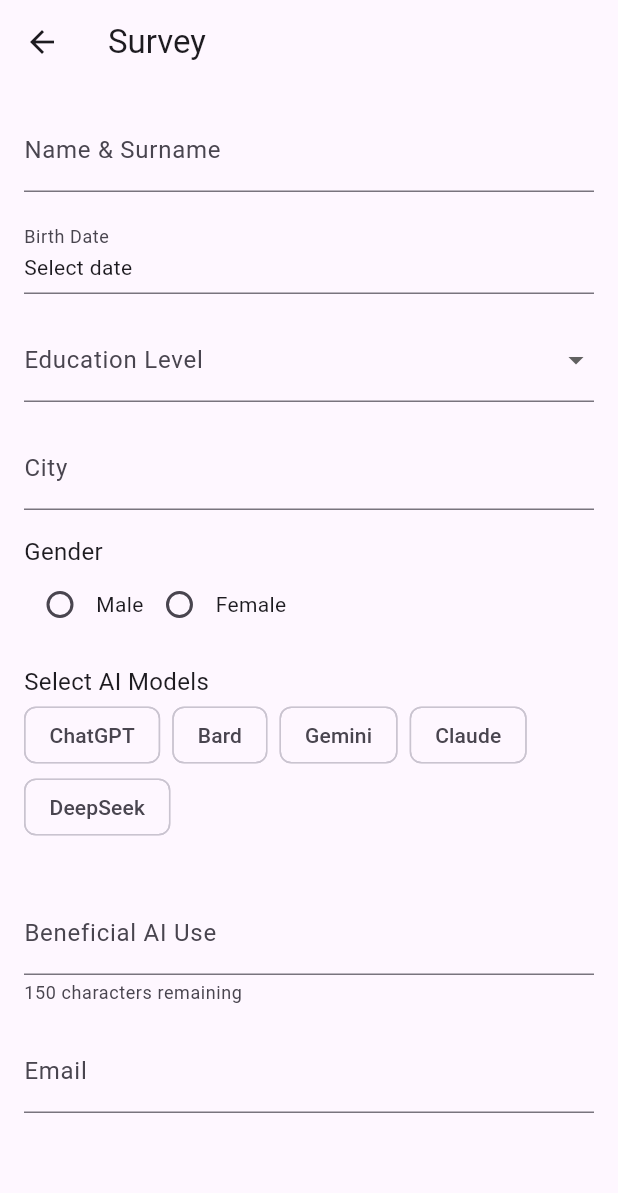
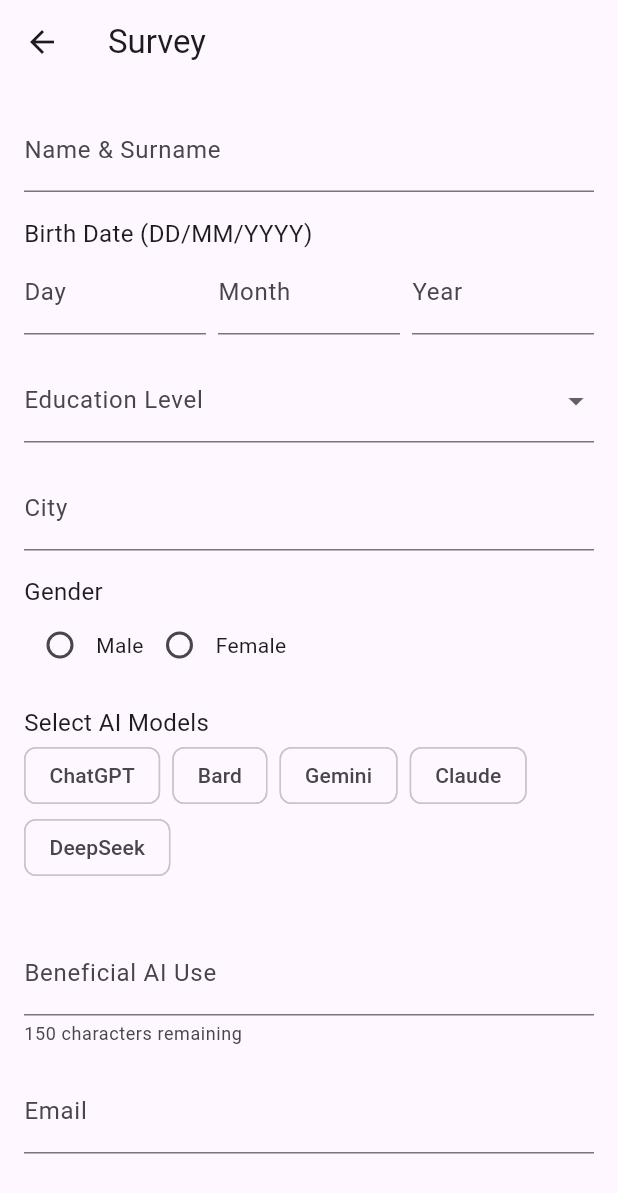
Before and after one commit to itsAmirAhani/CS-458-Project2, a Flutter app: the SurveyPage screen opened by its route, on a phone screen of 412 x 824 dp. Shown: the top 1193 px of the screen. Run offline on Flutter 3.47's test engine with Material 3 defaults, Android fonts, the phone set to English and light mode, and no system bars; our stand-ins replace fluttertoast, google_sign_in.

Commit message:
Survey page changes

```diff
--- a/mobile_app/lib/pages/survey_page.dart
+++ b/mobile_app/lib/pages/survey_page.dart
@@ -21,7 +21,9 @@
   final TextEditingController _beneficialUseController =
       TextEditingController();
   final TextEditingController _emailController = TextEditingController();
-
+  final TextEditingController _dayController = TextEditingController();
+  final TextEditingController _monthController = TextEditingController();
+  final TextEditingController _yearController = TextEditingController();
   final int _beneficialUseMaxLength = 150;
 
   DateTime? _birthDate;
@@ -55,6 +57,21 @@
     _cityController.addListener(_checkFieldsFilled);
     _beneficialUseController.addListener(_checkFieldsFilled);
     _emailController.addListener(_checkFieldsFilled);
+    _dayController.addListener(_validateBirthDateFields);
+    _monthController.addListener(_validateBirthDateFields);
+    _yearController.addListener(_validateBirthDateFields);
+  }
+
+  @override
+  void dispose() {
+    _nameSurnameController.dispose();
+    _cityController.dispose();
+    _beneficialUseController.dispose();
+    _emailController.dispose();
+    _dayController.dispose();
+    _monthController.dispose();
+    _yearController.dispose();
+    super.dispose();
   }
 
   void _checkFieldsFilled() {
@@ -76,40 +93,42 @@
     });
   }
 
-  Future<void> _selectDate(BuildContext context) async {
-    final DateTime? picked = await showDatePicker(
-      context: context,
-      initialDate: DateTime.now().subtract(Duration(days: 365 * 20)),
-      firstDate: DateTime(1900),
-      lastDate: DateTime.now(),
-    );
-    if (picked != null) {
-      final today = DateTime.now();
-      final age =
-          today.year -
-          picked.year -
-          ((today.month < picked.month ||
-                  (today.month == picked.month && today.day < picked.day))
-              ? 1
-              : 0);
+  void _validateBirthDateFields() {
+    int? day = int.tryParse(_dayController.text);
+    int? month = int.tryParse(_monthController.text);
+    int? year = int.tryParse(_yearController.text);
 
-      if (age > 120 || age < 6) {
-        Fluttertoast.showToast(
-          msg:
-              age > 120
-                  ? "Age exceeds valid range (120 years max)."
-                  : "You must be at least 6 years old to participate.",
-          toastLength: Toast.LENGTH_SHORT,
-          gravity: ToastGravity.BOTTOM,
-        );
-        return;
+    DateTime? tempDate;
+    if (day != null && month != null && year != null) {
+      try {
+        tempDate = DateTime(year, month, day);
+        final now = DateTime.now();
+        int age =
+            now.year -
+            tempDate.year -
+            ((now.month < tempDate.month) ||
+                    (now.month == tempDate.month && now.day < tempDate.day)
+                ? 1
+                : 0);
+
+        if (age < 6 ||
+            age > 120 ||
+            day < 1 ||
+            day > 31 ||
+            month < 1 ||
+            month > 12) {
+          tempDate = null;
+        }
+      } catch (_) {
+        tempDate = null;
       }
+    }
 
-      setState(() {
-        _birthDate = picked;
-      });
-      _checkFieldsFilled();
-    }
+    setState(() {
+      _birthDate = tempDate;
+    });
+
+    _checkFieldsFilled();
   }
 
   Future<void> _submitSurvey() async {
@@ -118,7 +137,7 @@
         Fluttertoast.showToast(
           msg:
               _birthDate == null
-                  ? "Please select a birth date"
+                  ? "Please select a valid birth date"
                   : "Please select a gender",
           toastLength: Toast.LENGTH_SHORT,
           gravity: ToastGravity.BOTTOM,
@@ -196,17 +215,57 @@
                   validator: (value) => value!.isEmpty ? "Required" : null,
                 ),
                 SizedBox(height: 16),
-                GestureDetector(
-                  onTap: () => _selectDate(context),
-                  child: InputDecorator(
-                    decoration: InputDecoration(labelText: "Birth Date"),
+                Text("Birth Date (DD/MM/YYYY)", style: TextStyle(fontSize: 16)),
+                Row(
+                  children: [
+                    Expanded(
+                      child: TextFormField(
+                        controller: _dayController,
+                        maxLength: 2,
+                        decoration: InputDecoration(
+                          labelText: "Day",
+                          counterText: '',
+                        ),
+                        keyboardType: TextInputType.number,
+                      ),
+                    ),
+                    SizedBox(width: 8),
+                    Expanded(
+                      child: TextFormField(
+                        controller: _monthController,
+                        maxLength: 2,
+                        decoration: InputDecoration(
+                          labelText: "Month",
+                          counterText: '',
+                        ),
+                        keyboardType: TextInputType.number,
+                      ),
+                    ),
+                    SizedBox(width: 8),
+                    Expanded(
+                      child: TextFormField(
+                        controller: _yearController,
+                        maxLength: 4,
+                        decoration: InputDecoration(
+                          labelText: "Year",
+                          counterText: '',
+                        ),
+                        keyboardType: TextInputType.number,
+                      ),
+                    ),
+                  ],
+                ),
+                if (_birthDate == null &&
+                    _dayController.text.isNotEmpty &&
+                    _monthController.text.isNotEmpty &&
+                    _yearController.text.isNotEmpty)
+                  Padding(
+                    padding: const EdgeInsets.only(top: 8.0),
                     child: Text(
-                      _birthDate == null
-                          ? "Select date"
-                          : DateFormat('yyyy-MM-dd').format(_birthDate!),
+                      "Please enter a valid date between ages 6 and 120.",
+                      style: TextStyle(color: Colors.red, fontSize: 12),
                     ),
                   ),
-                ),
                 SizedBox(height: 16),
                 DropdownButtonFormField<String>(
                   value: _selectedEducationLevel,
```
